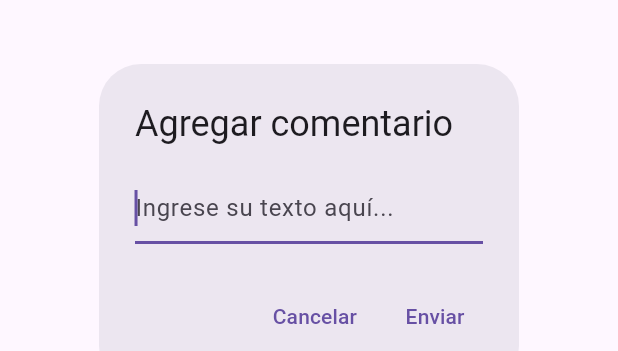
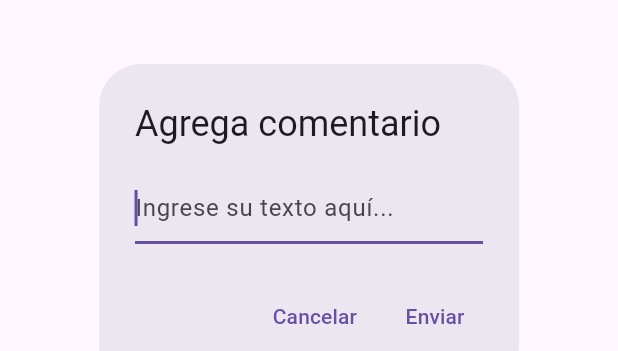
Before and after one commit to 211099/redsocial-flutter, a Flutter app: the TextInputAddComment widget shown alone on an empty page, opened directly, on a phone screen of 412 x 824 dp. Shown: the part 392-743 px from the top of the screen. Run offline on Flutter 3.47's test engine with Material 3 defaults, Android fonts, the light colour scheme and no system bars; our stand-ins replace chewie, google_nav_bar, image_picker, permission_handler, video_player; missing offline and left inert: flutter_sound; network calls fail.

Commit message:
solucionando pequeños errores e identando codigo

```diff
--- a/lib/feature/publication/presentation/custom_widgets/modal_edit.dart
+++ b/lib/feature/publication/presentation/custom_widgets/modal_edit.dart
@@ -44,6 +44,7 @@ class _TextInputEditPublicationState extends State<TextInputEditPublication> {
   }
 }
 
+
 class TextInputAddComment extends StatefulWidget {
   const TextInputAddComment({Key? key,}) : super(key: key);
 
@@ -68,7 +69,7 @@ class _TextInputAddCommentState extends State<TextInputAddComment> {
   @override
   Widget build(BuildContext context) {
     return AlertDialog(
-      title: const Text('Agregar comentario'),
+      title: const Text('Agrega comentario'),
       content: TextField(
         controller: _textEditingController,
         autofocus: true, // para que el teclado aparezca automáticamente
--- a/lib/feature/publication/presentation/home.dart
+++ b/lib/feature/publication/presentation/home.dart
@@ -28,6 +28,8 @@ class _Home extends State<Home> {
     );
   }
 }
+
+
 
 class ChatView extends StatefulWidget {
   @override
@@ -112,6 +114,8 @@ class _ChatViewState extends State<ChatView> {
   }
 }
 
+
+
 class Navbar extends StatefulWidget {
   const Navbar({Key? key}) : super(key: key);
 
--- a/lib/feature/publication/presentation/publication.dart
+++ b/lib/feature/publication/presentation/publication.dart
@@ -34,6 +34,8 @@ class PublicationScreen extends StatelessWidget {
 
 class CustomCard extends StatelessWidget {
   final TextEditingController _controller = TextEditingController();
+
+  CustomCard({super.key});
 
   @override
   Widget build(BuildContext context) {
```
